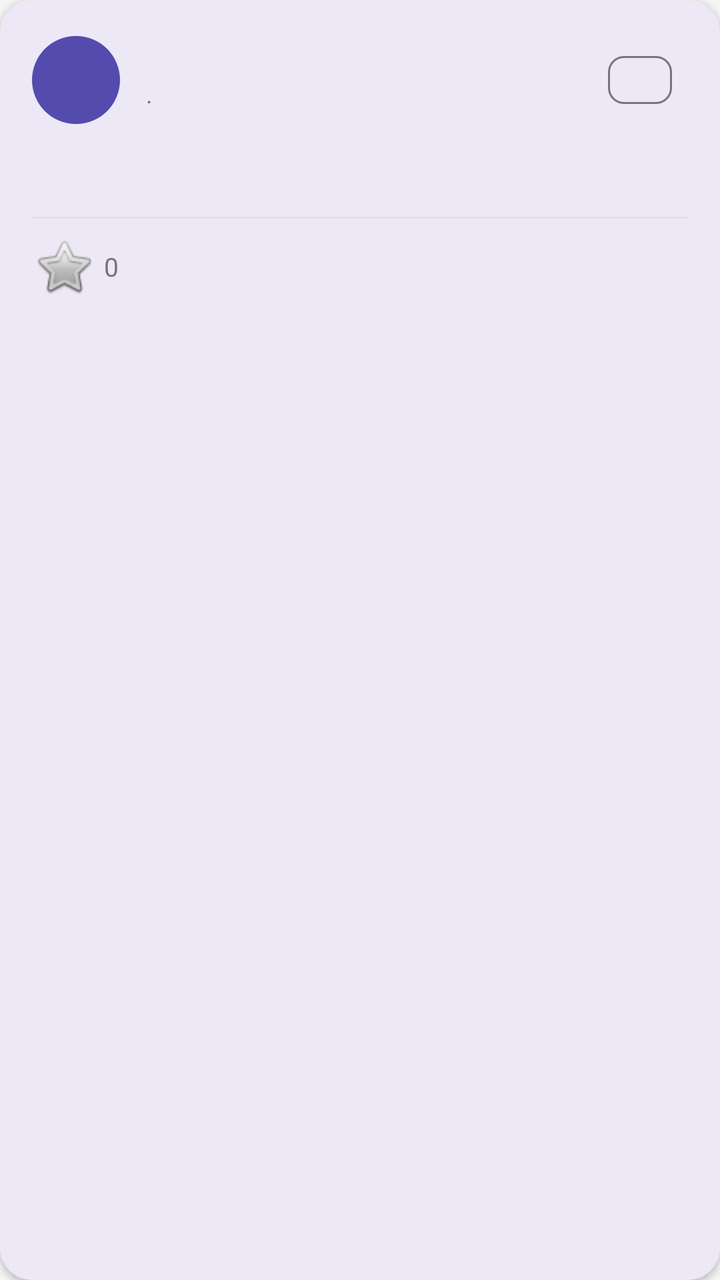
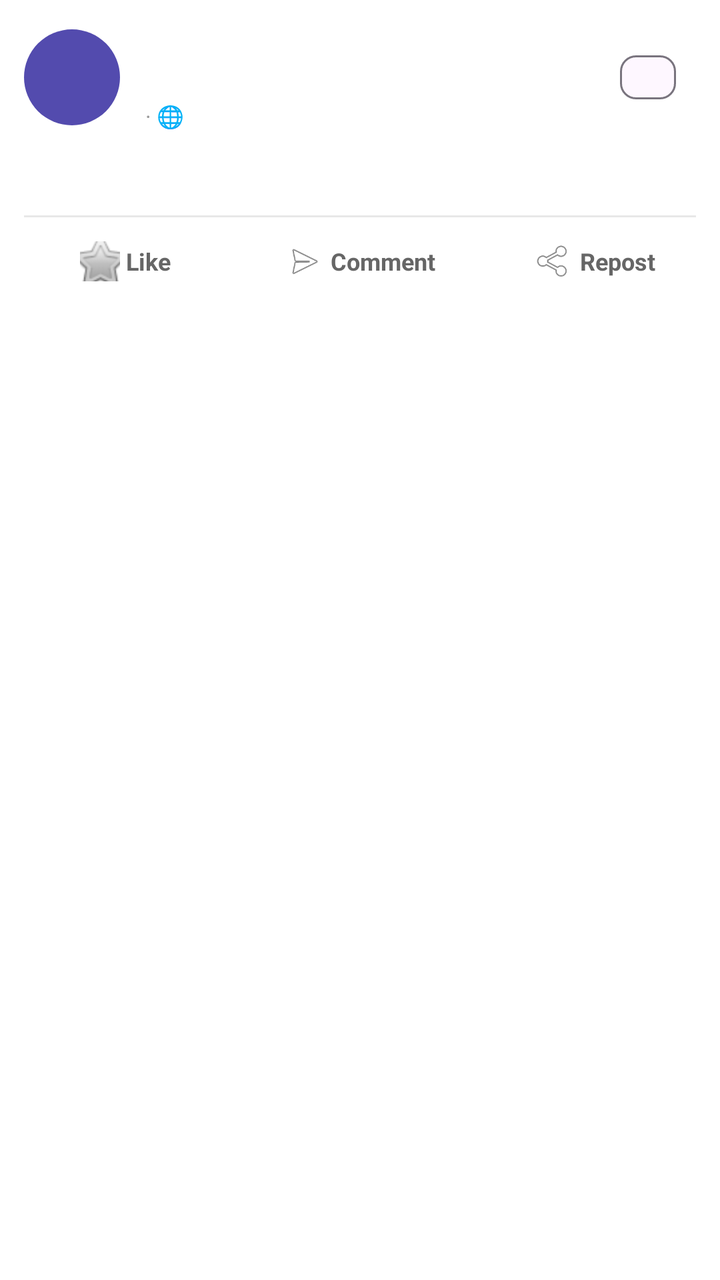

An Android layout rendered at two revisions. The XML below is the earlier revision; the diff shows what the commit changed to produce the second picture.
<!-- AndroidManifest.xml: application theme Theme.SmartCampus -->
<!-- res/layout/item_post_card.xml -->
<?xml version="1.0" encoding="utf-8"?>
<com.google.android.material.card.MaterialCardView
    xmlns:android="http://schemas.android.com/apk/res/android"
    xmlns:app="http://schemas.android.com/apk/res-auto"
    android:layout_width="match_parent"
    android:layout_height="wrap_content"
    android:layout_marginHorizontal="12dp"
    android:layout_marginTop="8dp"
    app:cardCornerRadius="16dp"
    app:cardElevation="2dp"
    app:strokeWidth="0dp"
    android:background="@color/surface">

    <LinearLayout
        android:layout_width="match_parent"
        android:layout_height="wrap_content"
        android:orientation="vertical"
        android:padding="16dp">

        
        <LinearLayout
            android:layout_width="match_parent"
            android:layout_height="wrap_content"
            android:orientation="horizontal"
            android:gravity="center_vertical">

            
            <FrameLayout
                android:id="@+id/avatar_container"
                android:layout_width="44dp"
                android:layout_height="44dp">

                <TextView
                    android:id="@+id/tv_avatar"
                    android:layout_width="44dp"
                    android:layout_height="44dp"
                    android:gravity="center"
                    android:textColor="@color/white"
                    android:textSize="16sp"
                    android:textStyle="bold"
                    android:background="@drawable/bg_avatar_circle" />
            </FrameLayout>

            
            <LinearLayout
                android:layout_width="0dp"
                android:layout_height="wrap_content"
                android:layout_weight="1"
                android:orientation="vertical"
                android:layout_marginStart="10dp">

                <TextView
                    android:id="@+id/tv_author_name"
                    android:layout_width="wrap_content"
                    android:layout_height="wrap_content"
                    android:textColor="@color/text_primary"
                    android:textSize="14sp"
                    android:textStyle="bold" />

                <LinearLayout
                    android:layout_width="wrap_content"
                    android:layout_height="wrap_content"
                    android:orientation="horizontal"
                    android:gravity="center_vertical"
                    android:layout_marginTop="2dp">

                    <TextView
                        android:id="@+id/tv_university"
                        android:layout_width="wrap_content"
                        android:layout_height="wrap_content"
                        android:textColor="@color/text_secondary"
                        android:textSize="12sp" />

                    <TextView
                        android:layout_width="wrap_content"
                        android:layout_height="wrap_content"
                        android:text=" · "
                        android:textColor="@color/text_secondary"
                        android:textSize="12sp" />

                    <TextView
                        android:id="@+id/tv_timestamp"
                        android:layout_width="wrap_content"
                        android:layout_height="wrap_content"
                        android:textColor="@color/text_secondary"
                        android:textSize="12sp" />
                </LinearLayout>
            </LinearLayout>

            
            <com.google.android.material.chip.Chip
                android:id="@+id/chip_role"
                android:layout_width="wrap_content"
                android:layout_height="wrap_content"
                android:textSize="10sp"
                app:chipMinHeight="24dp"
                app:chipStartPadding="8dp"
                app:chipEndPadding="8dp"
                style="@style/Widget.Material3.Chip.Assist" />

        </LinearLayout>

        
        <TextView
            android:id="@+id/tv_content"
            android:layout_width="match_parent"
            android:layout_height="wrap_content"
            android:textColor="@color/text_primary"
            android:textSize="15sp"
            android:lineSpacingMultiplier="1.4"
            android:layout_marginTop="12dp" />

        
        <ImageView
            android:id="@+id/iv_post_image"
            android:layout_width="match_parent"
            android:layout_height="220dp"
            android:scaleType="centerCrop"
            android:layout_marginTop="10dp"
            android:visibility="gone"
            android:background="@color/gray_light"
            android:contentDescription="Post image" />

        
        <View
            android:layout_width="match_parent"
            android:layout_height="1dp"
            android:background="@color/gray_light"
            android:layout_marginTop="12dp" />

        
        <LinearLayout
            android:layout_width="match_parent"
            android:layout_height="wrap_content"
            android:orientation="horizontal"
            android:gravity="center_vertical"
            android:layout_marginTop="8dp">

            <ImageButton
                android:id="@+id/btn_like"
                android:layout_width="32dp"
                android:layout_height="32dp"
                android:src="@android:drawable/btn_star_big_off"
                android:background="?attr/selectableItemBackgroundBorderless"
                android:contentDescription="@string/like" />

            <TextView
                android:id="@+id/tv_likes_count"
                android:layout_width="wrap_content"
                android:layout_height="wrap_content"
                android:text="0"
                android:textColor="@color/text_secondary"
                android:textSize="13sp"
                android:layout_marginStart="4dp" />

        </LinearLayout>

    </LinearLayout>
</com.google.android.material.card.MaterialCardView>
<!-- resources referenced by this layout -->
<resources>
  <color name="gray_light">#E0E0E0</color>
  <color name="surface">#FFFFFF</color>
  <color name="text_primary">#212121</color>
  <color name="text_secondary">#757575</color>
  <color name="white">#FFFFFF</color>
  <!-- drawable bg_avatar_circle (drawable) -->
  <?xml version="1.0" encoding="utf-8"?>
  <shape xmlns:android="http://schemas.android.com/apk/res/android"
      android:shape="oval">
      <solid android:color="@color/primary_light" />
      <size android:width="100dp" android:height="100dp" />
  </shape>
  <string name="like">Like</string>
  <style name="Theme.SmartCampus" parent="Theme.Material3.Light.NoActionBar">
          <item name="colorPrimary">@color/primary</item>
          <item name="colorOnPrimary">@color/on_primary</item>
          <item name="colorSecondary">@color/secondary</item>
          <item name="android:colorBackground">@color/background</item>
          <item name="android:statusBarColor">@color/primary_dark</item>
      </style>
  <color name="primary_light">#534BAE</color>
  <color name="primary">#1A237E</color>
  <color name="on_primary">#FFFFFF</color>
  <color name="secondary">#00BCD4</color>
  <color name="background">#F5F5F5</color>
  <color name="primary_dark">#000051</color>
</resources>

<!-- the commit's change to res/layout/item_post_card.xml (unified diff, before → after) -->
@@ -1,159 +1,230 @@
 <?xml version="1.0" encoding="utf-8"?>
-<com.google.android.material.card.MaterialCardView
+<LinearLayout
     xmlns:android="http://schemas.android.com/apk/res/android"
     xmlns:app="http://schemas.android.com/apk/res-auto"
     android:layout_width="match_parent"
     android:layout_height="wrap_content"
-    android:layout_marginHorizontal="12dp"
-    android:layout_marginTop="8dp"
-    app:cardCornerRadius="16dp"
-    app:cardElevation="2dp"
-    app:strokeWidth="0dp"
-    android:background="@color/surface">
-
+    android:orientation="vertical"
+    android:layout_marginBottom="8dp"
+    android:background="@color/white">
+
+    
     <LinearLayout
         android:layout_width="match_parent"
         android:layout_height="wrap_content"
-        android:orientation="vertical"
-        android:padding="16dp">
-
-        
-        <LinearLayout
-            android:layout_width="match_parent"
-            android:layout_height="wrap_content"
-            android:orientation="horizontal"
-            android:gravity="center_vertical">
-
-            
-            <FrameLayout
-                android:id="@+id/avatar_container"
-                android:layout_width="44dp"
-                android:layout_height="44dp">
+        android:orientation="horizontal"
+        android:padding="12dp"
+        android:gravity="center_vertical">
+
+        
+        <TextView
+            android:id="@+id/tv_avatar"
+            android:layout_width="48dp"
+            android:layout_height="48dp"
+            android:gravity="center"
+            android:textColor="@color/white"
+            android:textSize="17sp"
+            android:textStyle="bold"
+            android:background="@drawable/bg_avatar_circle" />
+
+        
+        <LinearLayout
+            android:layout_width="0dp"
+            android:layout_weight="1"
+            android:layout_height="wrap_content"
+            android:orientation="vertical"
+            android:layout_marginStart="10dp">
+
+            <TextView
+                android:id="@+id/tv_author_name"
+                android:layout_width="wrap_content"
+                android:layout_height="wrap_content"
+                android:textColor="#000000"
+                android:textSize="15sp"
+                android:textStyle="bold" />
+
+            <TextView
+                android:id="@+id/tv_university"
+                android:layout_width="wrap_content"
+                android:layout_height="wrap_content"
+                android:textColor="#666666"
+                android:textSize="12sp"
+                android:layout_marginTop="1dp"/>
+
+            <LinearLayout
+                android:layout_width="wrap_content"
+                android:layout_height="wrap_content"
+                android:orientation="horizontal"
+                android:gravity="center_vertical"
+                android:layout_marginTop="1dp">
 
                 <TextView
-                    android:id="@+id/tv_avatar"
-                    android:layout_width="44dp"
-                    android:layout_height="44dp"
-                    android:gravity="center"
-                    android:textColor="@color/white"
-                    android:textSize="16sp"
-                    android:textStyle="bold"
-                    android:background="@drawable/bg_avatar_circle" />
-            </FrameLayout>
-
-            
-            <LinearLayout
-                android:layout_width="0dp"
-                android:layout_height="wrap_content"
-                android:layout_weight="1"
-                android:orientation="vertical"
-                android:layout_marginStart="10dp">
-
-                <TextView
-                    android:id="@+id/tv_author_name"
+                    android:id="@+id/tv_timestamp"
                     android:layout_width="wrap_content"
                     android:layout_height="wrap_content"
-                    android:textColor="@color/text_primary"
-                    android:textSize="14sp"
-                    android:textStyle="bold" />
-
-                <LinearLayout
+                    android:textColor="#999999"
+                    android:textSize="11sp"/>
+
+                <TextView
                     android:layout_width="wrap_content"
                     android:layout_height="wrap_content"
-                    android:orientation="horizontal"
-                    android:gravity="center_vertical"
-                    android:layout_marginTop="2dp">
-
-                    <TextView
-                        android:id="@+id/tv_university"
-                        android:layout_width="wrap_content"
-                        android:layout_height="wrap_content"
-                        android:textColor="@color/text_secondary"
-                        android:textSize="12sp" />
-
-                    <TextView
-                        android:layout_width="wrap_content"
-                        android:layout_height="wrap_content"
-                        android:text=" · "
-                        android:textColor="@color/text_secondary"
-                        android:textSize="12sp" />
-
-                    <TextView
-                        android:id="@+id/tv_timestamp"
-                        android:layout_width="wrap_content"
-                        android:layout_height="wrap_content"
-                        android:textColor="@color/text_secondary"
-                        android:textSize="12sp" />
-                </LinearLayout>
+                    android:text=" · 🌐"
+                    android:textColor="#999999"
+                    android:textSize="11sp"/>
             </LinearLayout>
-
-            
-            <com.google.android.material.chip.Chip
-                android:id="@+id/chip_role"
-                android:layout_width="wrap_content"
-                android:layout_height="wrap_content"
-                android:textSize="10sp"
-                app:chipMinHeight="24dp"
-                app:chipStartPadding="8dp"
-                app:chipEndPadding="8dp"
-                style="@style/Widget.Material3.Chip.Assist" />
-
-        </LinearLayout>
-
-        
+        </LinearLayout>
+
+        
+        <com.google.android.material.chip.Chip
+            android:id="@+id/chip_role"
+            android:layout_width="wrap_content"
+            android:layout_height="wrap_content"
+            android:textSize="10sp"
+            app:chipMinHeight="22dp"
+            app:chipStartPadding="6dp"
+            app:chipEndPadding="6dp"
+            style="@style/Widget.Material3.Chip.Assist" />
+
+    </LinearLayout>
+
+    
+    <TextView
+        android:id="@+id/tv_content"
+        android:layout_width="match_parent"
+        android:layout_height="wrap_content"
+        android:textColor="#1D1D1D"
+        android:textSize="15sp"
+        android:lineSpacingMultiplier="1.45"
+        android:paddingHorizontal="12dp"
+        android:paddingBottom="10dp"/>
+
+    
+    <ImageView
+        android:id="@+id/iv_post_image"
+        android:layout_width="match_parent"
+        android:layout_height="260dp"
+        android:scaleType="centerCrop"
+        android:visibility="gone"
+        android:background="#F0F0F0"
+        android:contentDescription="Post image" />
+
+    
+    <LinearLayout
+        android:id="@+id/ll_like_summary"
+        android:layout_width="match_parent"
+        android:layout_height="wrap_content"
+        android:orientation="horizontal"
+        android:paddingHorizontal="12dp"
+        android:paddingTop="8dp"
+        android:paddingBottom="4dp"
+        android:gravity="center_vertical"
+        android:visibility="gone">
+
         <TextView
-            android:id="@+id/tv_content"
-            android:layout_width="match_parent"
-            android:layout_height="wrap_content"
-            android:textColor="@color/text_primary"
-            android:textSize="15sp"
-            android:lineSpacingMultiplier="1.4"
-            android:layout_marginTop="12dp" />
-
-        
-        <ImageView
-            android:id="@+id/iv_post_image"
-            android:layout_width="match_parent"
-            android:layout_height="220dp"
-            android:scaleType="centerCrop"
-            android:layout_marginTop="10dp"
-            android:visibility="gone"
-            android:background="@color/gray_light"
-            android:contentDescription="Post image" />
-
-        
-        <View
-            android:layout_width="match_parent"
-            android:layout_height="1dp"
-            android:background="@color/gray_light"
-            android:layout_marginTop="12dp" />
-
-        
-        <LinearLayout
-            android:layout_width="match_parent"
-            android:layout_height="wrap_content"
+            android:layout_width="wrap_content"
+            android:layout_height="wrap_content"
+            android:text="👍 "
+            android:textSize="13sp"/>
+
+        <TextView
+            android:id="@+id/tv_likes_count"
+            android:layout_width="wrap_content"
+            android:layout_height="wrap_content"
+            android:text="0"
+            android:textColor="#666666"
+            android:textSize="13sp"/>
+    </LinearLayout>
+
+    
+    <View
+        android:layout_width="match_parent"
+        android:layout_height="1dp"
+        android:background="#E8E8E8"
+        android:layout_marginHorizontal="12dp"/>
+
+    
+    <LinearLayout
+        android:layout_width="match_parent"
+        android:layout_height="44dp"
+        android:orientation="horizontal"
+        android:paddingHorizontal="4dp">
+
+        
+        <LinearLayout
+            android:id="@+id/btn_like"
+            android:layout_width="0dp"
+            android:layout_weight="1"
+            android:layout_height="match_parent"
             android:orientation="horizontal"
-            android:gravity="center_vertical"
-            android:layout_marginTop="8dp">
+            android:gravity="center"
+            android:background="?attr/selectableItemBackground">
 
             <ImageButton
-                android:id="@+id/btn_like"
-                android:layout_width="32dp"
-                android:layout_height="32dp"
+                android:id="@+id/ib_like_icon"
+                android:layout_width="20dp"
+                android:layout_height="20dp"
                 android:src="@android:drawable/btn_star_big_off"
-                android:background="?attr/selectableItemBackgroundBorderless"
-                android:contentDescription="@string/like" />
-
-            <TextView
-                android:id="@+id/tv_likes_count"
-                android:layout_width="wrap_content"
-                android:layout_height="wrap_content"
-                android:text="0"
-                android:textColor="@color/text_secondary"
-                android:textSize="13sp"
-                android:layout_marginStart="4dp" />
-
+                android:background="@null"
+                android:contentDescription="Like"/>
+
+            <TextView
+                android:id="@+id/tv_like_label"
+                android:layout_width="wrap_content"
+                android:layout_height="wrap_content"
+                android:text=" Like"
+                android:textColor="#666666"
+                android:textSize="12sp"
+                android:textStyle="bold"/>
+        </LinearLayout>
+
+        
+        <LinearLayout
+            android:layout_width="0dp"
+            android:layout_weight="1"
+            android:layout_height="match_parent"
+            android:orientation="horizontal"
+            android:gravity="center"
+            android:background="?attr/selectableItemBackground">
+
+            <ImageView
+                android:layout_width="20dp"
+                android:layout_height="20dp"
+                android:src="@android:drawable/ic_menu_send"
+                android:contentDescription="Comment"/>
+
+            <TextView
+                android:layout_width="wrap_content"
+                android:layout_height="wrap_content"
+                android:text=" Comment"
+                android:textColor="#666666"
+                android:textSize="12sp"
+                android:textStyle="bold"/>
+        </LinearLayout>
+
+        
+        <LinearLayout
+            android:layout_width="0dp"
+            android:layout_weight="1"
+            android:layout_height="match_parent"
+            android:orientation="horizontal"
+            android:gravity="center"
+            android:background="?attr/selectableItemBackground">
+
+            <ImageView
+                android:layout_width="20dp"
+                android:layout_height="20dp"
+                android:src="@android:drawable/ic_menu_share"
+                android:contentDescription="Share"/>
+
+            <TextView
+                android:layout_width="wrap_content"
+                android:layout_height="wrap_content"
+                android:text=" Repost"
+                android:textColor="#666666"
+                android:textSize="12sp"
+                android:textStyle="bold"/>
         </LinearLayout>
 
     </LinearLayout>
-</com.google.android.material.card.MaterialCardView>
+
+</LinearLayout>
<!-- resource entries referenced after the edit -->
@@ -1,9 +1,5 @@
 <!-- resources referenced by this layout -->
 <resources>
-  <color name="gray_light">#E0E0E0</color>
-  <color name="surface">#FFFFFF</color>
-  <color name="text_primary">#212121</color>
-  <color name="text_secondary">#757575</color>
   <color name="white">#FFFFFF</color>
   <!-- drawable bg_avatar_circle (drawable) -->
   <?xml version="1.0" encoding="utf-8"?>
@@ -12,7 +8,6 @@
       <solid android:color="@color/primary_light" />
       <size android:width="100dp" android:height="100dp" />
   </shape>
-  <string name="like">Like</string>
   <style name="Theme.SmartCampus" parent="Theme.Material3.Light.NoActionBar">
           <item name="colorPrimary">@color/primary</item>
           <item name="colorOnPrimary">@color/on_primary</item>
